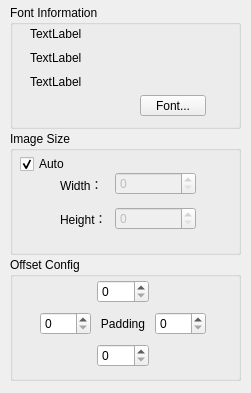
First picture: the form in software/FontConverter/fontconfigframe.ui, repository nongxiaoming/font-converter, before the edit.
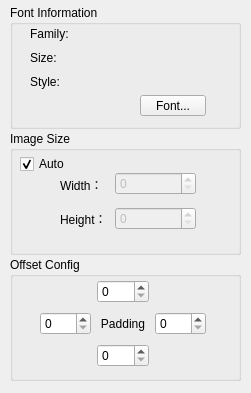
Second picture: the form after the edit.

Commit message: 加入字体选择对话框

```diff
--- a/software/FontConverter/fontconfigframe.ui
+++ b/software/FontConverter/fontconfigframe.ui
@@ -57,21 +57,21 @@
         <item>
          <widget class="QLabel" name="label_4">
           <property name="text">
-           <string>TextLabel</string>
+           <string>Family:</string>
           </property>
          </widget>
         </item>
         <item>
          <widget class="QLabel" name="label_5">
           <property name="text">
-           <string>TextLabel</string>
+           <string>Size:</string>
           </property>
          </widget>
         </item>
         <item>
          <widget class="QLabel" name="label_6">
           <property name="text">
-           <string>TextLabel</string>
+           <string>Style:</string>
           </property>
          </widget>
         </item>
```
Left out of the diff: 6 changed lines with no effect on the pictures. The commit also changes 2 other files.
